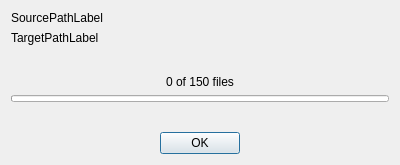
Old version of the form Source/OpenCine/ProgressDialog.ui in the repository apertus-open-source-cinema/opencine.
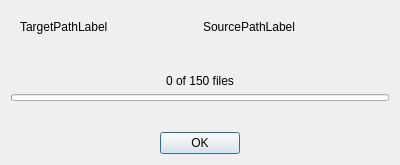
New version of the form.

Commit message: - Small adjustments - Started reworking progress dialog

```diff
--- a/Source/OpenCine/ProgressDialog.ui
+++ b/Source/OpenCine/ProgressDialog.ui
@@ -43,18 +43,27 @@
    <item row="0" column="0">
     <layout class="QVBoxLayout" name="verticalLayout">
      <item>
-      <widget class="QLabel" name="SourcePathLabel">
-       <property name="text">
-        <string>SourcePathLabel</string>
-       </property>
-      </widget>
-     </item>
+      <widget class="QFrame" name="horizontalFrame">
+       <layout class="QHBoxLayout" name="horizontalLayout_2">
      <item>
       <widget class="QLabel" name="TargetPathLabel">
        <property name="text">
         <string>TargetPathLabel</string>
        </property>
       </widget>
+        </item>
+        <item>
+         <widget class="QLabel" name="SourcePathLabel">
+          <property name="text">
+           <string>SourcePathLabel</string>
+          </property>
+         </widget>
+        </item>
+       </layout>
+      </widget>
+     </item>
+     <item>
+      <layout class="QHBoxLayout" name="horizontalLayout"/>
      </item>
      <item>
       <spacer name="verticalSpacer_2">
```
Lines whose indentation alone changed are shown as unchanged. The commit also changes 10 other files.
